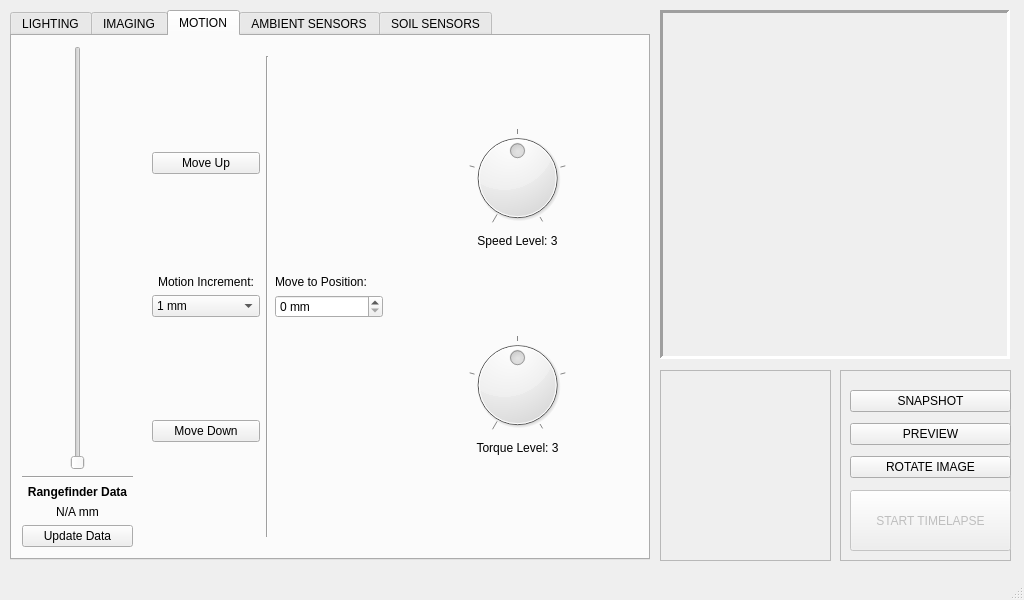
CoCl-Jerry/Flashlapse_Pro_Dev, file _ui/FlashLapse_Pro.ui: the form before one commit.
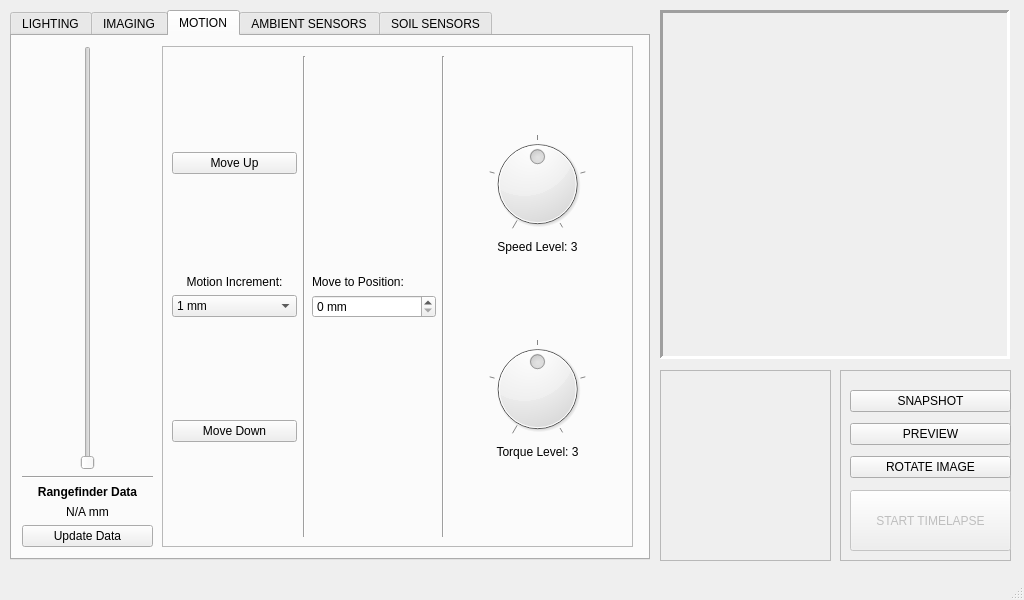
The form after the commit. Icons and pictures are not drawn.

Patch:
```diff
--- a/_ui/FlashLapse_Pro.ui
+++ b/_ui/FlashLapse_Pro.ui
@@ -512,7 +512,7 @@
        <rect>
         <x>10</x>
         <y>10</y>
-        <width>111</width>
+        <width>131</width>
         <height>501</height>
        </rect>
       </property>
@@ -557,21 +557,27 @@
        </item>
       </layout>
      </widget>
-     <widget class="QWidget" name="widget" native="true">
+     <widget class="QFrame" name="frame">
       <property name="geometry">
        <rect>
-        <x>130</x>
+        <x>150</x>
         <y>10</y>
-        <width>250</width>
-        <height>500</height>
+        <width>471</width>
+        <height>501</height>
        </rect>
       </property>
+      <property name="frameShape">
+       <enum>QFrame::StyledPanel</enum>
+      </property>
+      <property name="frameShadow">
+       <enum>QFrame::Sunken</enum>
+      </property>
       <widget class="QWidget" name="gridLayoutWidget_3">
        <property name="geometry">
         <rect>
          <x>10</x>
          <y>10</y>
-         <width>231</width>
+         <width>273</width>
          <height>481</height>
         </rect>
        </property>
@@ -589,6 +595,13 @@
           </property>
          </spacer>
         </item>
+        <item row="0" column="1" rowspan="8">
+         <widget class="Line" name="line">
+          <property name="orientation">
+           <enum>Qt::Vertical</enum>
+          </property>
+         </widget>
+        </item>
         <item row="6" column="0">
          <widget class="QPushButton" name="pushButton_3">
           <property name="text">
@@ -642,13 +655,6 @@
           </property>
          </widget>
         </item>
-        <item row="4" column="2">
-         <widget class="QSpinBox" name="spinBox">
-          <property name="suffix">
-           <string> mm</string>
-          </property>
-         </widget>
-        </item>
         <item row="2" column="0">
          <spacer name="verticalSpacer_5">
           <property name="orientation">
@@ -685,23 +691,29 @@
           </property>
          </spacer>
         </item>
-        <item row="0" column="1" rowspan="8">
-         <widget class="Line" name="line">
+        <item row="4" column="2">
+         <widget class="QSpinBox" name="spinBox">
+          <property name="suffix">
+           <string> mm</string>
+          </property>
+         </widget>
+        </item>
+        <item row="0" column="3" rowspan="8">
+         <widget class="Line" name="line_4">
           <property name="orientation">
            <enum>Qt::Vertical</enum>
           </property>
          </widget>
         </item>
        </layout>
-      </widget>
      </widget>
      <widget class="QWidget" name="verticalLayoutWidget_2">
       <property name="geometry">
        <rect>
-        <x>390</x>
+         <x>290</x>
         <y>10</y>
-        <width>231</width>
-        <height>491</height>
+         <width>171</width>
+         <height>481</height>
        </rect>
       </property>
       <layout class="QVBoxLayout" name="verticalLayout_8">
@@ -797,6 +809,7 @@
         </spacer>
        </item>
       </layout>
+      </widget>
      </widget>
     </widget>
     <widget class="QWidget" name="tab_4">
```
Lines whose indentation alone changed are shown as unchanged.
